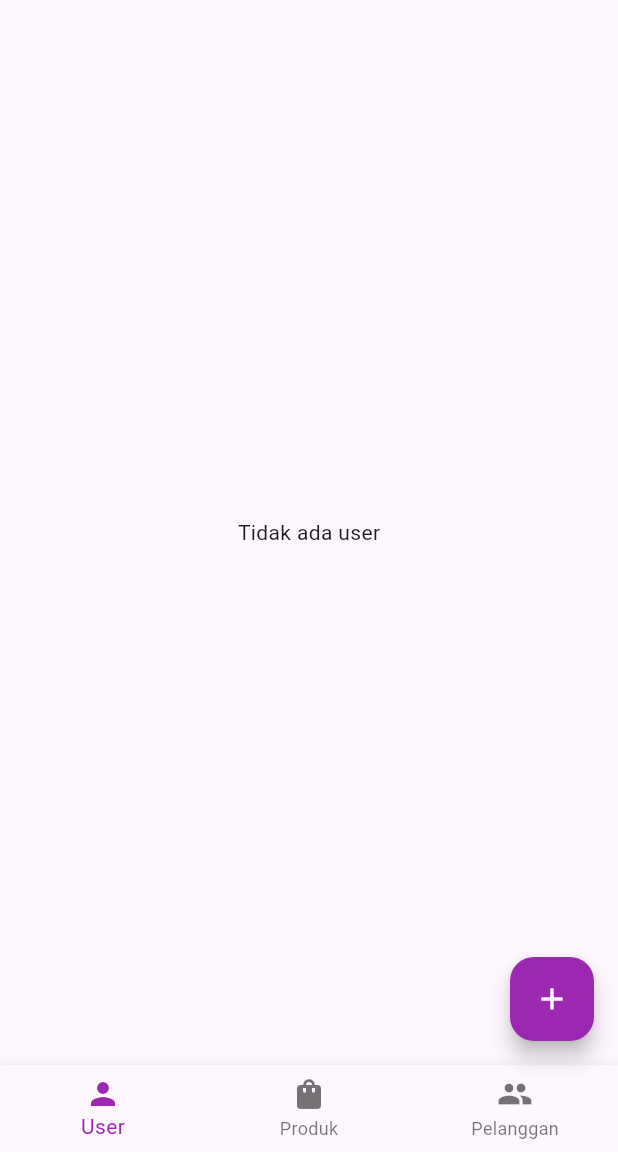
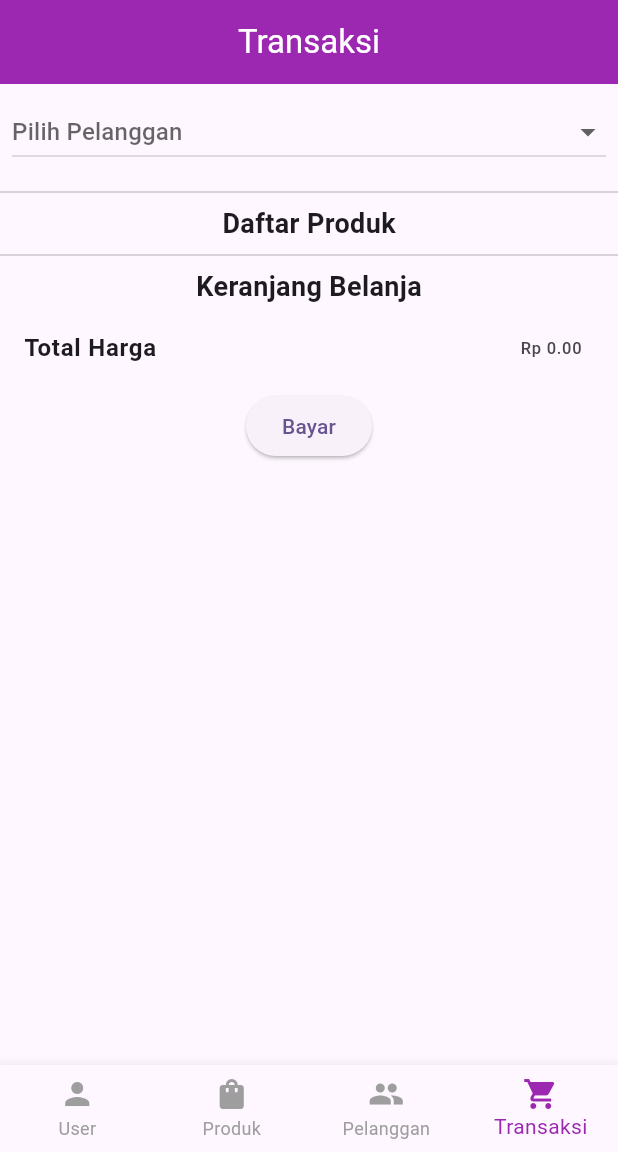
Before and after one commit to gracecey/ukk_2025, a Flutter app: the HomeScreen screen opened directly, on a phone screen of 412 x 824 dp, the part 84-1236 px from its top. Run offline on Flutter 3.47's test engine with Material 3 defaults, Android fonts, the phone set to English and light mode, and no system bars; our stand-ins replace supabase_flutter; accounts and stored records are empty.

Commit message:
penjualan

```diff
--- a/lib/home.dart
+++ b/lib/home.dart
@@ -3,6 +3,7 @@ import 'package:supabase_flutter/supabase_flutter.dart';
 import 'login.dart';
 import 'produk.dart';
 import 'pelanggan.dart';
+import 'transaksi.dart';
 
 class HomeScreen extends StatefulWidget {
   @override
@@ -11,7 +12,7 @@ class HomeScreen extends StatefulWidget {
 
 class _HomeScreenState extends State<HomeScreen> {
   final SupabaseClient supabase = Supabase.instance.client;
-  int _selectedIndex = 0;
+  int _selectedIndex = 3;
 
   Future<List<Map<String, dynamic>>> _fetchUsers() async {
     final response = await supabase.from('user').select();
@@ -236,15 +237,25 @@ class _HomeScreenState extends State<HomeScreen> {
           ),
         ],
       ),
-      body: _selectedIndex == 0 ? _buildUserList() : ProdukScreen(),
+     body: _selectedIndex == 0
+    ? _buildUserList()
+    : _selectedIndex == 1
+      ? ProdukScreen()
+      : _selectedIndex == 2
+        ? PelangganScreen()
+        : TransaksiScreen(), // TAMBAHKAN INI
+
       bottomNavigationBar: BottomNavigationBar(
   items: [
     BottomNavigationBarItem(icon: Icon(Icons.person), label: 'User'),
     BottomNavigationBarItem(icon: Icon(Icons.shopping_bag), label: 'Produk'),
     BottomNavigationBarItem(icon: Icon(Icons.people), label: 'Pelanggan'),
+    BottomNavigationBarItem(icon: Icon(Icons.shopping_cart), label: "Transaksi"),
   ],
   currentIndex: _selectedIndex,
-        selectedItemColor: Colors.purple,
+  selectedItemColor: Colors.purple, // Warna ikon saat dipilih
+  unselectedItemColor: Colors.grey, // Warna ikon saat tidak dipilih
+  type: BottomNavigationBarType.fixed, // Menjaga tampilan label tetap terlihat
   onTap: _onItemTapped,
 ),
       floatingActionButton: _selectedIndex == 0
--- a/lib/pelanggan.dart
+++ b/lib/pelanggan.dart
@@ -10,7 +10,7 @@ class _PelangganScreenState extends State<PelangganScreen> {
   final SupabaseClient supabase = Supabase.instance.client;
 
   Future<List<Map<String, dynamic>>> fetchPelanggan() async {
-    final response = await supabase.from('pelanggan').select();
+    final response = await supabase.from('pelanggan').select().order('created_at', ascending: false);
     return response;
   }
 
@@ -46,7 +46,7 @@ class _PelangganScreenState extends State<PelangganScreen> {
     return Scaffold(
       appBar: AppBar(
         backgroundColor: Colors.purple,
-        title: Text("Daftar Pelanggan", style: TextStyle(color: Colors.white)),
+        title: Text('Daftar Pelanggan', style: TextStyle(color: Colors.white)),
       ),
       floatingActionButton: FloatingActionButton(
         backgroundColor: Colors.purple,
@@ -81,15 +81,13 @@ class _PelangganScreenState extends State<PelangganScreen> {
                     ),
                   ),
                   title: Text(pelanggan['nama_pelanggan'], style: TextStyle(fontWeight: FontWeight.bold)),
-                  subtitle: Text(
-                    "Alamat: ${pelanggan['alamat']}\nTelepon: ${pelanggan['nomor_telepon']}",
-                    style: TextStyle(color: Colors.black54),
-                  ),
+                  subtitle: Text("Alamat: ${pelanggan['alamat']} | No. Telp: ${pelanggan['nomor_telepon']}",
+                      style: TextStyle(color: Colors.black54)),
                   trailing: Row(
                     mainAxisSize: MainAxisSize.min,
                     children: [
                       IconButton(
-                        icon: Icon(Icons.edit, color: Colors.blue),
+                        icon: Icon(Icons.edit, color: Colors.green),
                         onPressed: () {
                           Navigator.push(
                             context,
@@ -161,10 +159,8 @@ class _PelangganFormState extends State<PelangganForm> {
     return Scaffold(
       appBar: AppBar(
         backgroundColor: Colors.purple,
-        title: Text(
-          widget.pelanggan == null ? "Tambah Pelanggan" : "Edit Pelanggan",
-          style: TextStyle(color: Colors.white),
-        ),
+        title: Text(widget.pelanggan == null ? 'Tambah Pelanggan' : 'Edit Pelanggan',
+            style: TextStyle(color: Colors.white)),
       ),
       body: Padding(
         padding: EdgeInsets.all(16.0),
@@ -174,25 +170,25 @@ class _PelangganFormState extends State<PelangganForm> {
             children: [
               TextFormField(
                 controller: namaController,
-                decoration: InputDecoration(labelText: "Nama Pelanggan"),
-                validator: (value) => value!.isEmpty ? "Nama tidak boleh kosong" : null,
+                decoration: InputDecoration(labelText: 'Nama Pelanggan'),
+                validator: (value) => value!.isEmpty ? 'Nama pelanggan tidak boleh kosong' : null,
               ),
               TextFormField(
                 controller: alamatController,
-                decoration: InputDecoration(labelText: "Alamat"),
-                validator: (value) => value!.isEmpty ? "Alamat tidak boleh kosong" : null,
+                decoration: InputDecoration(labelText: 'Alamat'),
+                validator: (value) => value!.isEmpty ? 'Alamat tidak boleh kosong' : null,
               ),
               TextFormField(
                 controller: teleponController,
-                decoration: InputDecoration(labelText: "Nomor Telepon"),
+                decoration: InputDecoration(labelText: 'Nomor Telepon'),
                 keyboardType: TextInputType.phone,
-                validator: (value) => value!.isEmpty ? "Nomor telepon tidak boleh kosong" : null,
+                validator: (value) => value!.isEmpty ? 'Nomor telepon tidak boleh kosong' : null,
               ),
               SizedBox(height: 20),
               ElevatedButton(
                 style: ElevatedButton.styleFrom(backgroundColor: Colors.purple, padding: EdgeInsets.symmetric(horizontal: 50, vertical: 12)),
                 onPressed: submitForm,
-                child: Text("Simpan", style: TextStyle(color: Colors.white)),
+                child: Text('Simpan', style: TextStyle(color: Colors.white)),
               ),
             ],
           ),
--- a/lib/produk.dart
+++ b/lib/produk.dart
@@ -10,10 +10,10 @@ class ProdukScreen extends StatefulWidget {
 class _ProdukScreenState extends State<ProdukScreen> {
   final SupabaseClient supabase = Supabase.instance.client;
 
-  Future<List<Map<String, dynamic>>> fetchProduk() async {
-    final response = await supabase.from('produk').select();
-    return response;
-  }
+ Future<List<Map<String, dynamic>>> fetchProduk() async {
+  final response = await supabase.from('produk').select().order('created_at', ascending: false);
+  return response;
+}
 
  Future<void> deleteProduk(int id) async {
   showDialog(
--- /dev/null
+++ b/lib/transaksi.dart
@@ -0,0 +1,237 @@
+import 'package:flutter/material.dart';
+import 'package:supabase_flutter/supabase_flutter.dart';
+
+
+class TransaksiScreen extends StatefulWidget {
+  const TransaksiScreen({Key? key}) : super(key: key);
+
+  @override
+  _TransaksiPageState createState() => _TransaksiPageState();
+}
+
+class _TransaksiPageState extends State<TransaksiScreen> {
+  final SupabaseClient _supabase = Supabase.instance.client;
+
+  List<Map<String, dynamic>> _cart = [];
+  List<Map<String, dynamic>> _products = [];
+  List<Map<String, dynamic>> _customers = [];
+  String? _selectedCustomer;
+  double _totalPrice = 0;
+
+  @override
+  void initState() {
+    super.initState();
+    _fetchProducts();
+    _fetchCustomers();
+  }
+
+  Future<void> _fetchProducts() async {
+    try {
+      final response = await _supabase.from('produk').select();
+      setState(() {
+        _products = List<Map<String, dynamic>>.from(response as List<dynamic>);
+      });
+    } catch (error) {
+      debugPrint('Error fetching products: $error');
+    }
+  }
+
+  Future<void> _fetchCustomers() async {
+    try {
+      final response = await _supabase.from('pelanggan').select();
+      setState(() {
+        _customers = List<Map<String, dynamic>>.from(response as List<dynamic>);
+      });
+    } catch (error) {
+      debugPrint('Error fetching customers: $error');
+    }
+  }
+
+  void _addToCart(Map<String, dynamic> product) {
+    setState(() {
+      _cart.add({...product, 'quantity': 1});
+      _calculateTotal();
+    });
+  }
+
+  void _updateCart(Map<String, dynamic> product, int quantity) {
+    setState(() {
+      final index =
+          _cart.indexWhere((item) => item['produk_id'] == product['produk_id']);
+      if (index != -1) {
+        if (quantity > 0) {
+          _cart[index]['quantity'] = quantity;
+        } else {
+          _cart.removeAt(index);
+        }
+      }
+      _calculateTotal();
+    });
+  }
+
+  void _calculateTotal() {
+    double total = _cart.fold(
+      0,
+      (sum, item) => sum + (item['harga'] * item['quantity']),
+    );
+    if (_selectedCustomer != null && _selectedCustomer != 'pelanggan biasa') {
+      total -= 1000; // Diskon Rp 1000
+    }
+    setState(() {
+      _totalPrice = total;
+    });
+  }
+
+  Future<void> _checkout() async {
+    if (_cart.isEmpty) return;
+
+    try {
+      final response = await _supabase.from('penjualan').insert({
+        'tanggal_penjualan': DateTime.now().toIso8601String(),
+        'total_harga': _totalPrice,
+        'pelanggan_id': _selectedCustomer == 'pelanggan biasa'
+            ? null
+            : int.parse(_selectedCustomer!),
+      }).select();
+      final penjualanId = response[0]['penjualan_id'];
+
+      for (final item in _cart) {
+        await _supabase.from('detail_penjualan').insert({
+          'penjualan_id': penjualanId,
+          'produk_id': item['produk_id'],
+          'jumlah_produk': item['quantity'],
+          'subtotal': item['harga'] * item['quantity'],
+        });
+      }
+
+      setState(() {
+        _cart.clear();
+        _selectedCustomer = null;
+        _totalPrice = 0;
+      });
+
+      ScaffoldMessenger.of(context).showSnackBar(
+          const SnackBar(content: Text('Transaksi berhasil!')));
+    } catch (error) {
+      debugPrint('Error during checkout: $error');
+      ScaffoldMessenger.of(context).showSnackBar(
+          const SnackBar(content: Text('Terjadi kesalahan saat transaksi.')));
+    }
+  }
+
+  Widget _buildProductList() {
+    return ListView.builder(
+      shrinkWrap: true,
+      itemCount: _products.length,
+      itemBuilder: (context, index) {
+        final product = _products[index];
+        return Card(
+          margin: const EdgeInsets.symmetric(vertical: 4, horizontal: 8),
+          child: ListTile(
+            title: Text(product['nama_produk'],
+                style: const TextStyle(fontWeight: FontWeight.bold)),
+            subtitle: Text('Harga: Rp ${product['harga']}'),
+            trailing: ElevatedButton(
+              onPressed: () => _addToCart(product),
+              child: const Text('Tambah'),
+            ),
+          ),
+        );
+      },
+    );
+  }
+
+  Widget _buildCart() {
+    return Column(
+      children: [
+        ..._cart.map((item) {
+          return Card(
+            margin: const EdgeInsets.symmetric(vertical: 4, horizontal: 8),
+            child: ListTile(
+              title: Text(item['nama_produk']),
+              subtitle: Text('Harga: Rp ${item['harga']} x ${item['quantity']}'),
+              trailing: Row(
+                mainAxisSize: MainAxisSize.min,
+                children: [
+                  IconButton(
+                    icon: const Icon(Icons.remove),
+                    onPressed: () => _updateCart(item, item['quantity'] - 1),
+                  ),
+                  IconButton(
+                    icon: const Icon(Icons.add),
+                    onPressed: () => _updateCart(item, item['quantity'] + 1),
+                  ),
+                ],
+              ),
+            ),
+          );
+        }),
+        ListTile(
+          title: const Text('Total Harga',
+              style: TextStyle(fontWeight: FontWeight.bold)),
+          trailing: Text('Rp ${_totalPrice.toStringAsFixed(2)}'),
+        ),
+        ElevatedButton(
+          onPressed: _checkout,
+          child: const Text('Bayar'),
+        ),
+      ],
+    );
+  }
+
+ @override
+  Widget build(BuildContext context) {
+    return Scaffold(
+      appBar: AppBar(
+        title: const Text('Transaksi', style: TextStyle(color: Colors.white)),
+        backgroundColor: Colors.purple,
+        centerTitle: true,
+      ),
+
+      body: SingleChildScrollView(
+        child: Column(
+          children: [
+            Padding(
+              padding: const EdgeInsets.all(8.0),
+              child: DropdownButton<String>(
+                value: _selectedCustomer,
+                hint: const Text('Pilih Pelanggan'),
+                isExpanded: true,
+                items: [
+                  const DropdownMenuItem(
+                    value: 'pelanggan biasa',
+                    child: Text('Pelanggan Biasa'),
+                  ),
+                  ..._customers.map((customer) {
+                    return DropdownMenuItem(
+                      value: customer['pelanggan_id'].toString(),
+                      child: Text(customer['nama_pelanggan']),
+                    );
+                  }).toList(),
+                ],
+                onChanged: (value) {
+                  setState(() {
+                    _selectedCustomer = value;
+                    _calculateTotal();
+                  });
+                },
+              ),
+            ),
+            const Divider(),
+            const Text(
+              'Daftar Produk',
+              style: TextStyle(fontWeight: FontWeight.bold, fontSize: 18),
+            ),
+            _buildProductList(),
+            const Divider(),
+            const Text(
+              'Keranjang Belanja',
+              style: TextStyle(fontWeight: FontWeight.bold, fontSize: 18),
+            ),
+            _buildCart(),
+          ],
+        ),
+      ),
+    );
+  }
+}
```
Also changed, not shown: lib/riwayat.dart (added). Lines whose indentation alone changed are shown as unchanged.
